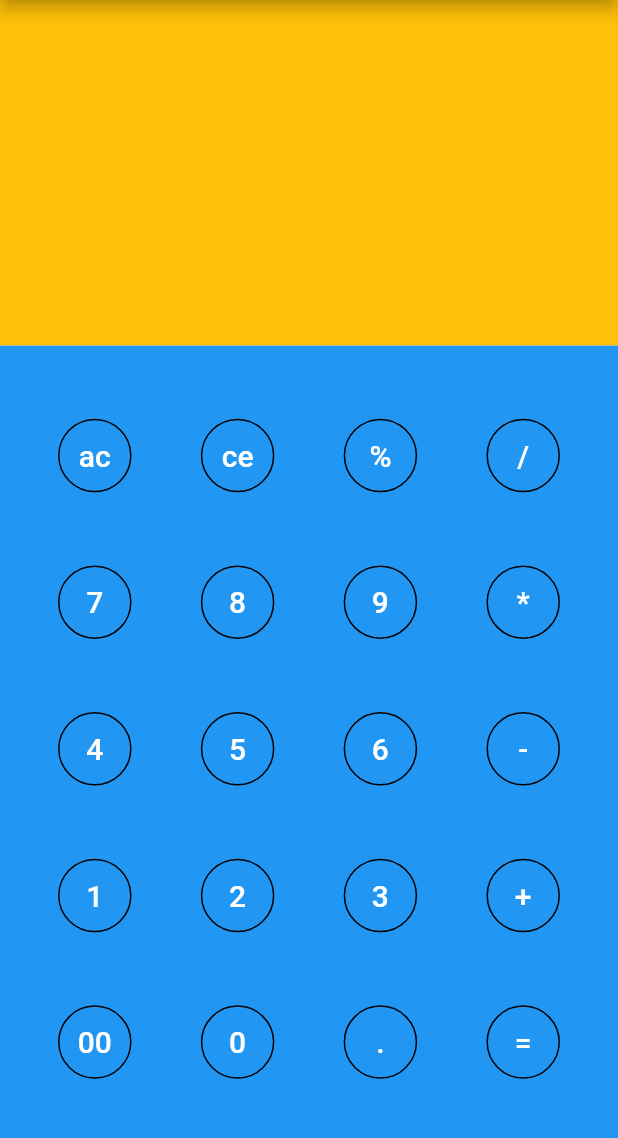
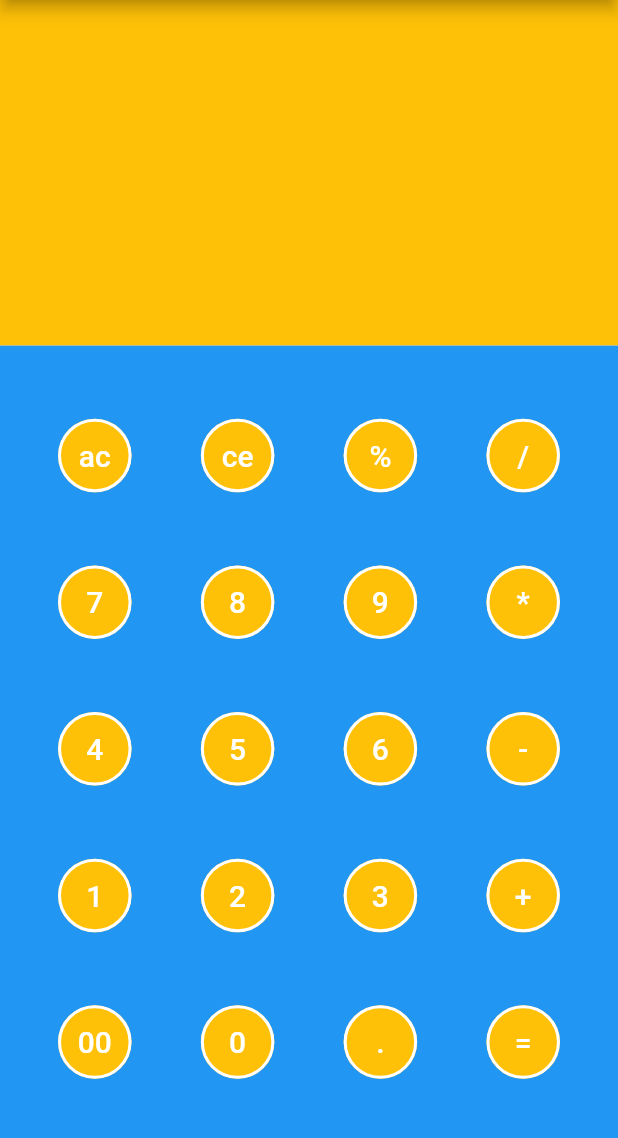
Before and after one commit to Milad-heydarloo/calculator_app, a Flutter app: the screen it shows after launch, on a phone screen of 412 x 824 dp, the part 84-1222 px from its top. Run offline on Flutter 3.47's test engine with Material 2 defaults, Android fonts, the phone set to English and light mode, and no system bars.

Commit message:
TextButton.styleFrom => backgroundColor: &

```diff
--- a/lib/widgetsa/widgetsa_clss.dart
+++ b/lib/widgetsa/widgetsa_clss.dart
@@ -7,7 +7,9 @@ Widget getbody(String t1, String t2, String t3, String t4) {
     children: [
       TextButton(
         style: TextButton.styleFrom(
-            shape: CircleBorder(side: BorderSide(width: 1))),
+          backgroundColor: Colors.amber,
+
+            shape: CircleBorder(side: BorderSide(width: 2,color: Colors.white))),
         onPressed: () {},
         child: Padding(
           padding: EdgeInsets.all(5),
@@ -19,8 +21,10 @@ Widget getbody(String t1, String t2, String t3, String t4) {
         ),
       ),
       TextButton(
+
         style: TextButton.styleFrom(
-            shape: CircleBorder(side: BorderSide(width: 1))),
+          backgroundColor: Colors.amber,
+            shape: CircleBorder(side: BorderSide(width: 2,color: Colors.white))),
         onPressed: () {},
         child: Padding(
           padding: EdgeInsets.all(5),
@@ -33,9 +37,12 @@ Widget getbody(String t1, String t2, String t3, String t4) {
       ),
       TextButton(
         style: TextButton.styleFrom(
+
+          backgroundColor: Colors.amber,
           shape: CircleBorder(
             side: BorderSide(
-              width: 1,
+              width: 2,
+              color: Colors.white
             ),
           ),
         ),
@@ -53,8 +60,9 @@ Widget getbody(String t1, String t2, String t3, String t4) {
       ),
       TextButton(
         style: TextButton.styleFrom(
+          backgroundColor: Colors.amber,
           shape: CircleBorder(
-            side: BorderSide(width: 1),
+            side: BorderSide(width: 2,color: Colors.white),
           ),
         ),
         onPressed: () {},
```
